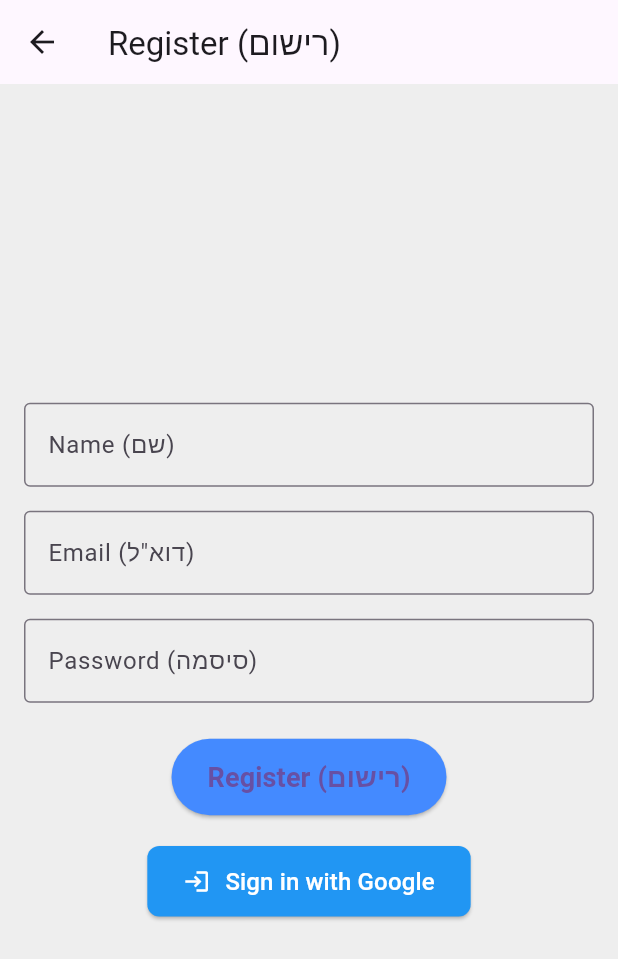
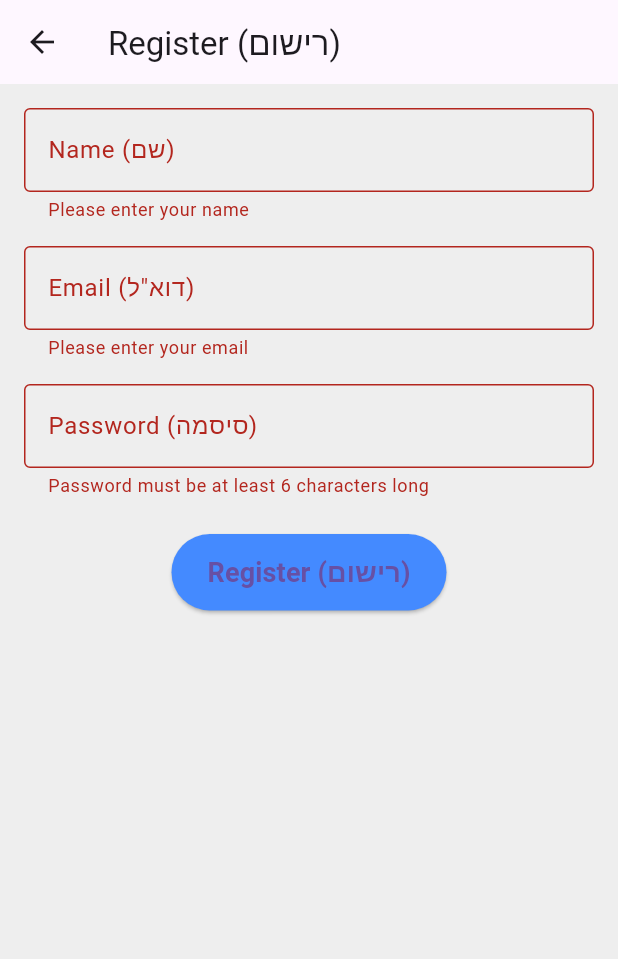
Before and after one commit to shifaaKh28/BodyAndMind, a Flutter app: the RegisterScreen screen opened by its route, after a tap on "Register (רישום)", on a phone screen of 412 x 824 dp. Shown: the top 959 px of the screen. Run offline on Flutter 3.47's test engine with Material 3 defaults, Android fonts, the phone set to English and light mode, and no system bars; our stand-ins replace cloud_firestore, firebase_auth, firebase_core; accounts and stored records are empty.

Commit message:
Update register_screen.dart

```diff
--- a/lib/screens/register_screen.dart
+++ b/lib/screens/register_screen.dart
@@ -1,7 +1,5 @@
 import 'package:flutter/material.dart';
 import 'package:firebase_auth/firebase_auth.dart';
-import 'package:google_sign_in/google_sign_in.dart';
-import 'package:cloud_firestore/cloud_firestore.dart';
 import 'otp_screen.dart';
 
 class RegisterScreen extends StatefulWidget {
@@ -16,62 +14,6 @@ class _RegisterScreenState extends State<RegisterScreen> {
   final TextEditingController _passwordController = TextEditingController();
   bool _isLoading = false;
 
-  // Google Sign-In function
-  Future<void> _signInWithGoogle() async {
-    setState(() {
-      _isLoading = true;
-    });
-
-    try {
-      final GoogleSignIn googleSignIn = GoogleSignIn();
-      final GoogleSignInAccount? googleUser = await googleSignIn.signIn();
-
-      if (googleUser != null) {
-        final GoogleSignInAuthentication googleAuth =
-        await googleUser.authentication;
-
-        final AuthCredential credential = GoogleAuthProvider.credential(
-          accessToken: googleAuth.accessToken,
-          idToken: googleAuth.idToken,
-        );
-
-        // Sign in to Firebase with Google credentials
-        UserCredential userCredential =
-        await FirebaseAuth.instance.signInWithCredential(credential);
-
-        // Store user data in Firestore (optional)
-        await FirebaseFirestore.instance.collection('users').doc(userCredential.user!.uid).set({
-          'name': userCredential.user!.displayName,
-          'email': userCredential.user!.email,
-          'uid': userCredential.user!.uid,
-          'createdAt': Timestamp.now(),
-        });
-
-        ScaffoldMessenger.of(context).showSnackBar(
-          SnackBar(content: Text('Google Sign-In Successful!')),
-        );
-
-        // Navigate to OTP Screen or Main Screen
-        Navigator.pushReplacement(
-          context,
-          MaterialPageRoute(
-            builder: (context) => OTPScreen(email: userCredential.user!.email!),
-          ),
-        );
-      }
-    } catch (e) {
-      print('Google Sign-In Error: $e');
-      ScaffoldMessenger.of(context).showSnackBar(
-        SnackBar(content: Text('Google Sign-In Failed.')),
-      );
-    } finally {
-      setState(() {
-        _isLoading = false;
-      });
-    }
-  }
-
-  // Register function to handle email/password registration
   Future<void> _registerUser() async {
     if (!_formKey.currentState!.validate()) return;
 
@@ -86,19 +28,11 @@ class _RegisterScreenState extends State<RegisterScreen> {
         password: _passwordController.text.trim(),
       );
 
-      // Store user data in Firestore (optional)
-      await FirebaseFirestore.instance.collection('users').doc(FirebaseAuth.instance.currentUser!.uid).set({
-        'name': _nameController.text,
-        'email': _emailController.text,
-        'uid': FirebaseAuth.instance.currentUser!.uid,
-        'createdAt': Timestamp.now(),
-      });
-
       ScaffoldMessenger.of(context).showSnackBar(
         SnackBar(content: Text('Registration Successful!')),
       );
 
-      // Navigate to OTP Screen or Main Screen
+      // Navigate to OTP Screen
       Navigator.push(
         context,
         MaterialPageRoute(
@@ -125,10 +59,10 @@ class _RegisterScreenState extends State<RegisterScreen> {
       ),
       body: Padding(
         padding: const EdgeInsets.all(16.0),
+        child: Form(
+          key: _formKey,
           child: Column(
-          mainAxisAlignment: MainAxisAlignment.center,
             children: [
-            // Name, Email, and Password fields (existing)
               TextFormField(
                 controller: _nameController,
                 decoration: InputDecoration(
@@ -175,50 +109,24 @@ class _RegisterScreenState extends State<RegisterScreen> {
                 },
               ),
               SizedBox(height: 24),
-
-            // Register Button
               ElevatedButton(
                 onPressed: _isLoading ? null : _registerUser,
                 style: ElevatedButton.styleFrom(
+                  backgroundColor: Colors.blueAccent,
                   padding: EdgeInsets.symmetric(horizontal: 24, vertical: 12),
-                backgroundColor: Colors.blueAccent,
                 ),
                 child: _isLoading
                     ? CircularProgressIndicator(color: Colors.white)
                     : Text(
                   'Register (רישום)',
-                style: TextStyle(fontSize: 18, fontWeight: FontWeight.bold),
-              ),
-            ),
-            SizedBox(height: 20), // Space between buttons
-
-            // Google Sign-In Button
-            ElevatedButton(
-              onPressed: _isLoading ? null : _signInWithGoogle,
-              style: ElevatedButton.styleFrom(
-                padding: EdgeInsets.symmetric(horizontal: 24, vertical: 12),
-                backgroundColor: Colors.blue, // Google Blue Color
-                shape: RoundedRectangleBorder(
-                  borderRadius: BorderRadius.circular(8), // Rounded corners
-                ),
-              ),
-              child: _isLoading
-                  ? CircularProgressIndicator(color: Colors.white)
-                  : Row(
-                mainAxisSize: MainAxisSize.min,
-                children: [
-                  Icon(Icons.login, color: Colors.white),
-                  SizedBox(width: 10),
-                  Text(
-                    'Sign in with Google',
-                    style: TextStyle(fontSize: 16, color: Colors.white),
-                  ),
-                ],
+                  style: TextStyle(
+                      fontSize: 18, fontWeight: FontWeight.bold),
                 ),
               ),
             ],
           ),
         ),
+      ),
     );
   }
 }
```
Lines whose indentation alone changed are shown as unchanged.
